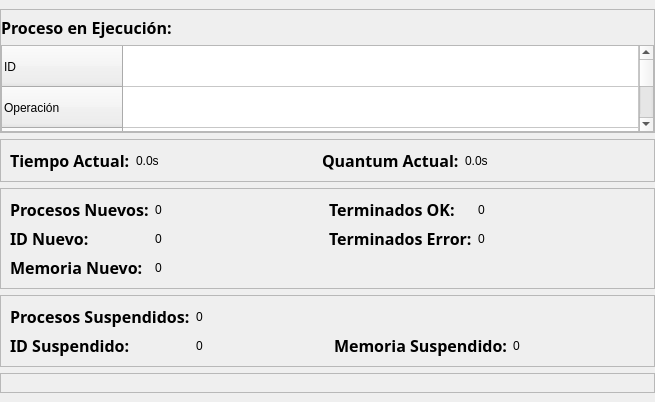
This is src/MainWindow.ui in angel-lopez9177/Proyecto_SO as Qt 5 draws it before an edit. The edited form follows.
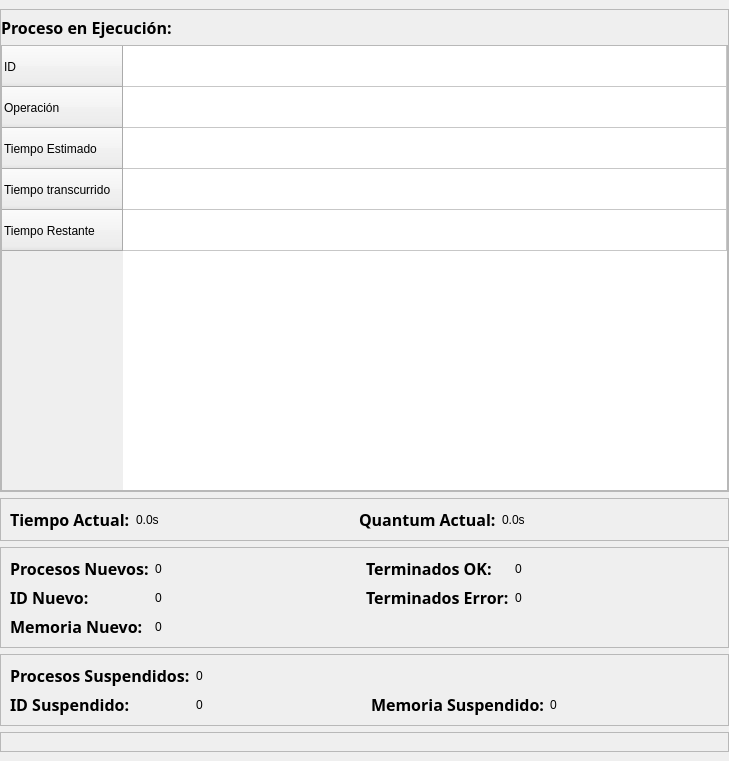
This is the edited form. Custom widgets are drawn as their Qt base class.

The edit to the form file:
```diff
--- a/src/MainWindow.ui
+++ b/src/MainWindow.ui
@@ -6,12 +6,12 @@
    <rect>
     <x>0</x>
     <y>0</y>
-    <width>655</width>
-    <height>402</height>
+    <width>729</width>
+    <height>761</height>
    </rect>
   </property>
   <property name="sizePolicy">
-   <sizepolicy hsizetype="Maximum" vsizetype="Maximum">
+   <sizepolicy hsizetype="Minimum" vsizetype="Minimum">
     <horstretch>0</horstretch>
     <verstretch>0</verstretch>
    </sizepolicy>
@@ -23,6 +23,12 @@
    <string>FCFS</string>
   </property>
   <widget class="QWidget" name="centralwidget">
+   <property name="sizePolicy">
+    <sizepolicy hsizetype="Expanding" vsizetype="Expanding">
+     <horstretch>0</horstretch>
+     <verstretch>0</verstretch>
+    </sizepolicy>
+   </property>
    <property name="focusPolicy">
     <enum>Qt::FocusPolicy::NoFocus</enum>
    </property>
@@ -36,7 +42,7 @@
     <item>
      <widget class="QFrame" name="Frame_Ejecucion">
       <property name="sizePolicy">
-       <sizepolicy hsizetype="Preferred" vsizetype="Preferred">
+       <sizepolicy hsizetype="Preferred" vsizetype="Minimum">
         <horstretch>2</horstretch>
         <verstretch>0</verstretch>
        </sizepolicy>
@@ -106,6 +112,9 @@
          <property name="lineWidth">
           <number>1</number>
          </property>
+         <property name="sizeAdjustPolicy">
+          <enum>QAbstractScrollArea::SizeAdjustPolicy::AdjustToContents</enum>
+         </property>
          <property name="sortingEnabled">
           <bool>false</bool>
          </property>
```
